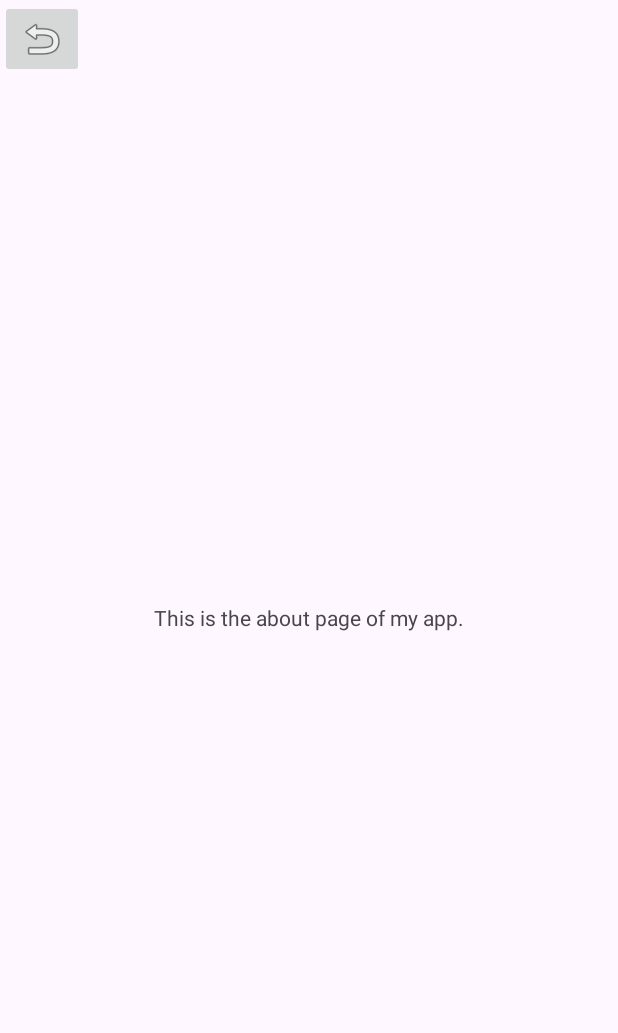
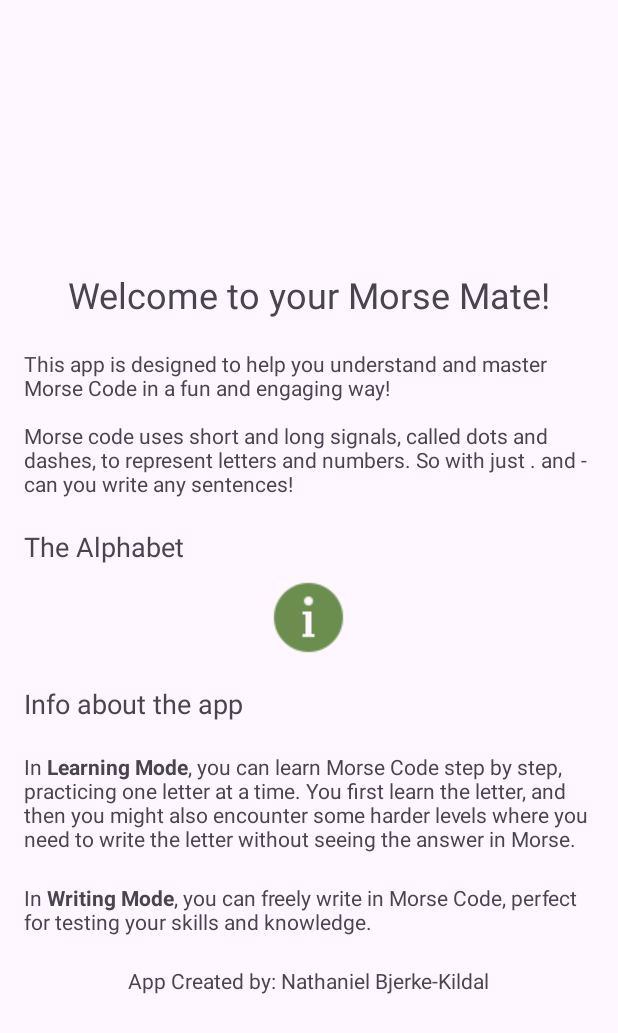
Before and after one commit to nateeno/MorseCodeApp, an Android app: the AboutActivity screen opened directly, with no data from a screen before it, on a phone screen of 412 x 824 dp. Shown: the top 1033 px of the screen. Run offline under Robolectric (Android 15) with nearby library versions, the phone set to English and light mode, and no system bars.

Commit message:
coffee break

```diff
--- a/app/src/main/java/com/example/a1_morsecodeapp_nathaniel/AboutActivity.java
+++ b/app/src/main/java/com/example/a1_morsecodeapp_nathaniel/AboutActivity.java
@@ -15,7 +15,7 @@ public class AboutActivity extends AppCompatActivity {
         super.onCreate(savedInstanceState);
         EdgeToEdge.enable(this);
         setContentView(R.layout.activity_about);
-        ViewCompat.setOnApplyWindowInsetsListener(findViewById(R.id.about_text), (v, insets) -> {
+        ViewCompat.setOnApplyWindowInsetsListener(findViewById(R.id.about_text_intro ), (v, insets) -> {
             Insets systemBars = insets.getInsets(WindowInsetsCompat.Type.systemBars());
             v.setPadding(systemBars.left, systemBars.top, systemBars.right, systemBars.bottom);
             return insets;
--- a/app/src/main/java/com/example/a1_morsecodeapp_nathaniel/MainActivity.java
+++ b/app/src/main/java/com/example/a1_morsecodeapp_nathaniel/MainActivity.java
@@ -72,7 +72,6 @@ public class MainActivity extends AppCompatActivity {
                 startActivity(intent);
             }
         });
-
     }
 
     private void loadLocale() {
--- a/app/src/main/res/layout/activity_about.xml
+++ b/app/src/main/res/layout/activity_about.xml
@@ -1,22 +1,80 @@
-<RelativeLayout xmlns:android="http://schemas.android.com/apk/res/android"
+<FrameLayout xmlns:android="http://schemas.android.com/apk/res/android"
     xmlns:tools="http://schemas.android.com/tools"
     android:layout_width="match_parent"
     android:layout_height="match_parent"
     tools:context=".AboutActivity">
 
-    <ImageButton
-        android:id="@+id/homeButton"
-        android:layout_width="wrap_content"
+    <LinearLayout
+        android:layout_width="match_parent"
         android:layout_height="wrap_content"
-        android:src="@android:drawable/ic_menu_revert"
-        android:layout_alignParentStart="true"
-        android:contentDescription="@string/home_button" />
+        android:orientation="vertical"
+        android:gravity="center_horizontal"
+        android:layout_gravity="center"
+        android:padding="16dp">
 
-    <TextView
-        android:id="@+id/about_text"
-        android:layout_width="wrap_content"
-        android:layout_height="wrap_content"
-        android:layout_centerInParent="true"
-        android:text="@string/about_text" />
+        <TextView
+            android:id="@+id/about_text_title"
+            android:layout_width="wrap_content"
+            android:layout_height="wrap_content"
+            android:text="@string/about_text_title"
+            android:textSize="24sp"
+            android:layout_marginTop="20dp" />
 
-</RelativeLayout>
+        <TextView
+            android:id="@+id/about_text_intro"
+            android:layout_width="wrap_content"
+            android:layout_height="wrap_content"
+            android:text="@string/about_text_intro"
+            android:textSize="14sp"
+            android:layout_marginTop="20dp" />
+
+        <TextView
+            android:id="@+id/alphabet_header"
+            android:layout_width="wrap_content"
+            android:layout_height="wrap_content"
+            android:text="@string/the_alphabet"
+            android:textSize="18sp"
+            android:layout_gravity="start"
+            android:layout_marginTop="20dp" />
+
+        <ImageView
+            android:id="@+id/alphabet_image"
+            android:layout_width="wrap_content"
+            android:layout_height="wrap_content"
+            android:layout_marginTop="10dp"
+            android:src="@drawable/icon_info" />
+
+        <TextView
+            android:id="@+id/app_info_header"
+            android:layout_width="wrap_content"
+            android:layout_height="wrap_content"
+            android:text="@string/h2_app_info"
+            android:textSize="18sp"
+            android:layout_gravity="start"
+            android:layout_marginTop="20dp" />
+
+        <TextView
+            android:id="@+id/about_text_learning_mode"
+            android:layout_width="wrap_content"
+            android:layout_height="wrap_content"
+            android:text="@string/about_text_learning_mode"
+            android:textSize="14sp"
+            android:layout_marginTop="20dp" />
+
+        <TextView
+            android:id="@+id/about_text_writing_mode"
+            android:layout_width="wrap_content"
+            android:layout_height="wrap_content"
+            android:text="@string/about_text_writing_mode"
+            android:textSize="14sp"
+            android:layout_marginTop="20dp" />
+
+        <TextView
+            android:id="@+id/about_text_end"
+            android:layout_width="wrap_content"
+            android:layout_height="wrap_content"
+            android:text="@string/about_text_end"
+            android:textSize="14sp"
+            android:layout_marginTop="20dp" />
+    </LinearLayout>
+</FrameLayout>
--- a/app/src/main/res/values/colors.xml
+++ b/app/src/main/res/values/colors.xml
@@ -4,4 +4,5 @@
     <color name="mainColor">#6B8E4E</color>
     <color name="secondaryColor">#B2C5B2</color>
     <color name="thirdColor">#3C5148</color>
+
 </resources>
--- a/app/src/main/res/values/strings.xml
+++ b/app/src/main/res/values/strings.xml
@@ -1,5 +1,5 @@
 <resources>
-    <string name="app_name">Morse Mate</string>
+    <string name="app_name" translatable="false">Morse Mate</string>
 
     <string name="language">Language</string>
 
@@ -27,7 +27,14 @@
     <string name="intro_message_default">This is the intro for level %1$d.</string>
 
 
-    <string name="about_text">This is the about page of my app.</string>
+    <string name="about_text_title">Welcome to your Morse Mate!</string>
+    <string name="about_text_intro">This app is designed to help you understand and master Morse Code in a fun and engaging way!\n\nMorse code uses short and long signals, called dots and dashes, to represent letters and numbers. So with just . and - can you write any sentences!</string>
+    <string name="about_text_learning_mode">In <b>Learning Mode</b>, you can learn Morse Code step by step, practicing one letter at a time. You first learn the letter, and then you might also encounter some harder levels where you need to write the letter without seeing the answer in Morse.</string>
+    <string name="about_text_writing_mode">In <b>Writing Mode</b>, you can freely write in Morse Code, perfect for testing your skills and knowledge.</string>
+    <string name="about_text_end">App Created by: Nathaniel Bjerke-Kildal</string>
+    <string name="the_alphabet">The Alphabet</string>
+    <string name="h2_app_info">Info about the app</string>
+
 
     <string-array name="language_array">
         <item>English</item>
--- a/app/src/main/res/values/styles.xml
+++ b/app/src/main/res/values/styles.xml
@@ -2,11 +2,11 @@
     <style name="StyledButton" parent="Widget.AppCompat.Button">
         <item name="android:layout_width">wrap_content</item>
         <item name="android:layout_height">wrap_content</item>
-        <item name="android:textColor">@color/secondaryColor</item>
+        <item name="android:textColor">@color/black</item>
         <item name="android:background">@color/mainColor</item>
         <item name="android:padding">10dp</item>
         <item name="android:textSize">15sp</item>
-        <item name="android:fontFamily">sans-serif-light</item>
+        <item name="android:fontFamily">sans-serif</item>
     </style>
 
     <style name="SmallButtonStyle" parent="Widget.AppCompat.Button">
```
Also changed, not shown: app/src/main/java/com/example/a1_morsecodeapp_nathaniel/LearnModeActivity.java (+5 -20 lines), app/src/main/java/com/example/a1_morsecodeapp_nathaniel/WriteModeActivity.java (+0 -10 lines), app/src/main/res/layout/activity_learn_mode.xml (+1 -10 lines), app/src/main/res/layout/activity_settings.xml (+0 -8 lines), app/src/main/res/layout/activity_write_mode.xml (+0 -8 lines), app/src/main/res/drawable/icon_level.png (added), app/src/main/res/drawable/icon_peak.png (added), app/src/main/res/drawable/img_morse.png (added), 1 other file.
